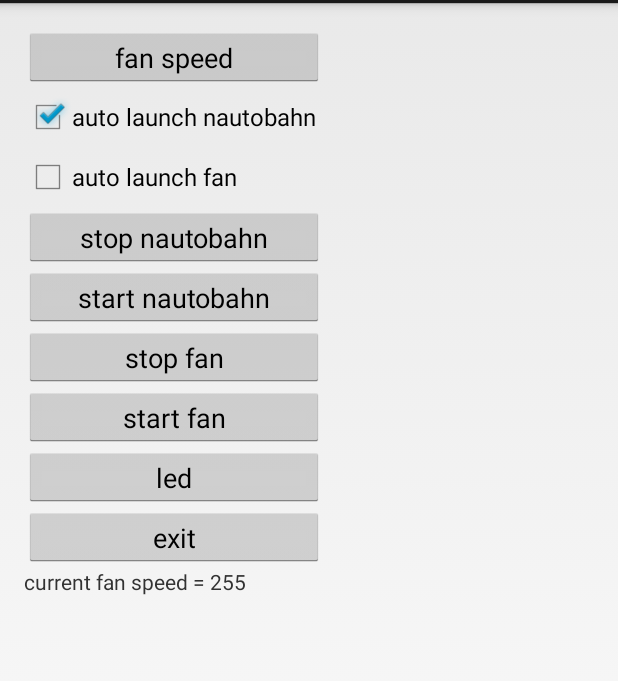
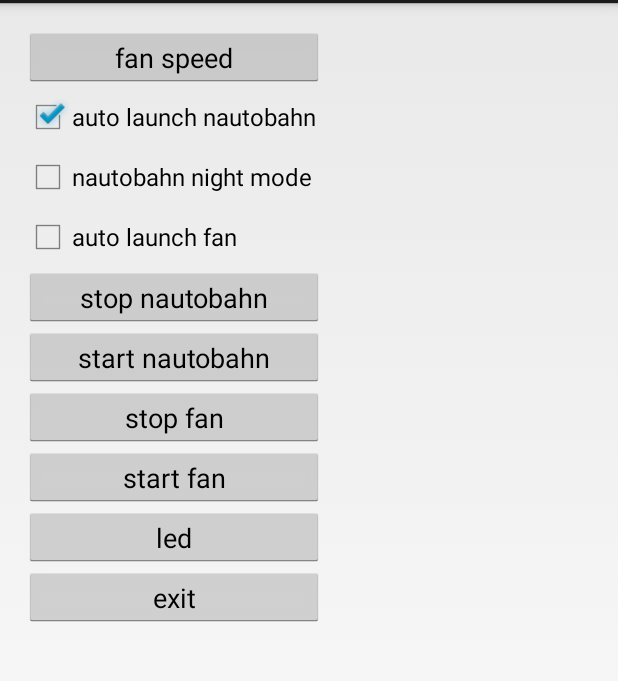
Before and after one commit to jsvirzi/RocketLauncher, an Android app: the screen it shows after launch (MainActivity), after a tap on "auto launch nautobahn", on a phone screen of 412 x 824 dp, the part 69-750 px from its top. Run offline under Robolectric (Android 15) with nearby library versions, the phone set to English and light mode, and no system bars; libraries missing offline, so code that uses them is left out: com.nauto.apis; 4 statements that could not run were skipped; 1 other tap on this screen came first.

Commit message:
start Nautobahn in night/normal mode. sounds are resources instead of files

```diff
--- a/app/src/main/java/com/mam/lambo/rocketlauncher/MainActivity.java
+++ b/app/src/main/java/com/mam/lambo/rocketlauncher/MainActivity.java
@@ -22,6 +22,7 @@ import android.widget.TextView;
 import com.nauto.apis.INautoAPIManager;
 
 import java.io.File;
+import java.io.FileInputStream;
 import java.io.FileNotFoundException;
 import java.io.FileOutputStream;
 import java.io.IOException;
@@ -30,22 +31,50 @@ public class MainActivity extends Activity {
 
     private static final String TAG = "RocketLauncher";
     private CheckBox checkBoxAutoLaunchNautobahn;
+    private CheckBox checkBoxNightModeNautobahn;
     private Button buttonExit;
     private Button buttonStartNautobahn;
     private Button buttonStopNautobahn;
     private Button buttonStartFan;
     private Button buttonStopFan;
     private Button buttonLed;
-    private String nautobahnFilename = "nautobahn.txt";
+    private String nautobahnFilename;
+    private File nautobahnFile;
     private Context context;
     private boolean automaticBoot;
     private TextView textViewStatus;
     private int fanSpeed = 255;
     private Button buttonFanSpeed;
 
+    /* these need to be in lock-step with *soundIndex* */
+    private final String[] sounds = new String[] {
+        "sound0.mp3",
+        "sound1.mp3",
+        "sound2.mp3",
+        "sound3.mp3",
+    };
+
+    /* these need to be in lock-step with *sounds* */
+    private int[] soundIndex = new int[] {
+        R.raw.sound0,
+        R.raw.sound1,
+        R.raw.sound2,
+        R.raw.sound3
+    };
+
     public void startNautobahn() {
         Intent intent = new Intent();
         intent.setAction("com.nauto.DogFood.action.launch");
+        byte[] line = new byte[32];
+        try {
+            FileInputStream fileInputStream = new FileInputStream(nautobahnFile);
+            int nBytes = fileInputStream.read(line);
+            fileInputStream.close();
+        } catch (IOException ex) {
+            String msg = String.format("error reading file [%s]", nautobahnFile.getName());
+            Log.e(TAG, msg, ex);
+        }
+        intent.putExtra("modeString", line);
         startActivity(intent);
     }
 
@@ -58,15 +87,13 @@ public class MainActivity extends Activity {
     }
 
     private boolean autoLaunchingNautobahn() {
-        File directory = getExternalFilesDir(null);
-        File file = new File(directory, nautobahnFilename);
         try {
-            String msg = String.format("looking for file [%s]", file.getCanonicalFile().toString());
+            String msg = String.format("looking for file [%s]", nautobahnFile.getCanonicalFile().toString());
             textViewStatus.setText(msg);
         } catch (IOException ex) {
             ex.printStackTrace();
         }
-        return file.exists();
+        return nautobahnFile.exists();
     }
 
     @Override
@@ -83,25 +110,9 @@ public class MainActivity extends Activity {
         }
     }
 
-    String[] sounds = new String[] {
-        "may-i-have-your-attention.mp3",
-        "no-trespassing.mp3",
-        "beep.mp3",
-        "tiny-bell.mp3",
-    };
-
     public void playSound(int index) {
-        File dirPath = Environment.getExternalStoragePublicDirectory(Environment.DIRECTORY_DOWNLOADS);
-        MediaPlayer mediaPlayer = new MediaPlayer();
-        String filePath = String.format("%s/%s", dirPath, sounds[index]);
-        mediaPlayer.reset();
-        try {
-            mediaPlayer.setDataSource(filePath);
-            mediaPlayer.prepare();
-            mediaPlayer.start();
-        } catch (IOException e) {
-            e.printStackTrace();
-        }
+        MediaPlayer mediaPlayer = MediaPlayer.create(context, soundIndex[index]);
+        mediaPlayer.start();
     }
 
     @Override
@@ -110,6 +121,10 @@ public class MainActivity extends Activity {
         setContentView(R.layout.activity_main);
 
         context = getApplicationContext();
+
+        nautobahnFilename = "nautobahn.txt";
+        File directory = getExternalFilesDir(null);
+        nautobahnFile = new File(directory, nautobahnFilename);
 
         final RocketLauncher rocketLauncher = RocketLauncher.getInstance();
 
@@ -194,22 +209,27 @@ public class MainActivity extends Activity {
             }
         });
 
+        checkBoxNightModeNautobahn = (CheckBox) findViewById(R.id.nightModeNautobahn);
+
         checkBoxAutoLaunchNautobahn = (CheckBox) findViewById(R.id.autoLaunchNautobahn);
         checkBoxAutoLaunchNautobahn.setChecked(autoLaunchingNautobahn());
         checkBoxAutoLaunchNautobahn.setOnClickListener(new View.OnClickListener() {
             @Override
             public void onClick(View view) {
-                File directory = getExternalFilesDir(null);
-                File file = new File(directory, nautobahnFilename);
                 if (checkBoxAutoLaunchNautobahn.isChecked()) {
                     try {
-                        FileOutputStream fileOutputStream = new FileOutputStream(file);
-                    } catch (FileNotFoundException ex) {
-                        String msg = String.format("FileNotFoundException opening file [%s]", file.getName());
+                        FileOutputStream fileOutputStream = new FileOutputStream(nautobahnFile);
+                        boolean nightMode = checkBoxNightModeNautobahn.isChecked();
+                        String line = String.format("mode=%s", nightMode ? "night" : "normal");
+                        fileOutputStream.write(line.getBytes());
+                        fileOutputStream.flush();
+                        fileOutputStream.close();
+                    } catch (IOException ex) {
+                        String msg = String.format("FileNotFoundException accessing file [%s]", nautobahnFile.getName());
                         Log.e(TAG, msg, ex);
                     }
                 } else {
-                    file.delete();
+                    nautobahnFile.delete();
                 }
             }
         });
--- a/app/src/main/res/layout/activity_main.xml
+++ b/app/src/main/res/layout/activity_main.xml
@@ -28,6 +28,13 @@
             android:layout_height="40sp"
             android:text="auto launch nautobahn"
             android:id="@+id/autoLaunchNautobahn"
+            />
+
+        <CheckBox
+            android:layout_width="200sp"
+            android:layout_height="40sp"
+            android:text="nautobahn night mode"
+            android:id="@+id/nightModeNautobahn"
             />
 
         <CheckBox
```
Also changed, not shown: 4 other files.
